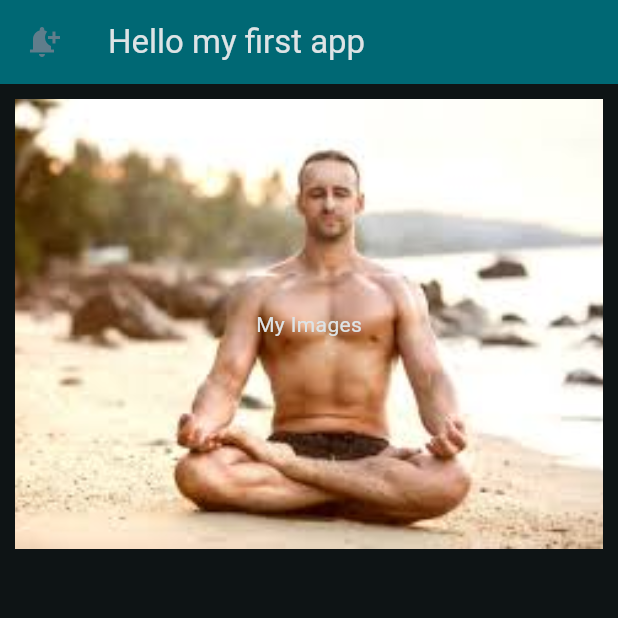
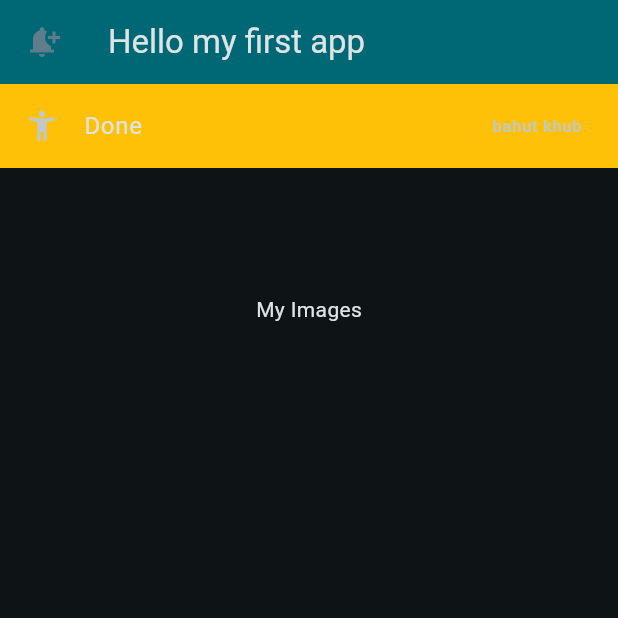
Before and after one commit to shishupaltech/flutter-learning-step-by-step, a Flutter app: the screen it shows after launch, on a phone screen of 412 x 824 dp, the top half of it. Run offline on Flutter 3.47's test engine with Material 3 defaults, Android fonts, the light colour scheme and no system bars.

Commit message:
Listtile is done with print

```diff
--- a/section2/lib/main.dart
+++ b/section2/lib/main.dart
@@ -33,18 +33,18 @@ class MyHomePage extends StatelessWidget {
         title: Text('Hello my first app'),
         leading: Icon(Icons.notification_add,color: Colors.blueGrey,),
       ),
-      body: Padding(
-        padding: EdgeInsets.all(10.0),
-        child: Stack(
-          children: [
-            Image.asset(
-              'assets/images/menyoga1.jpeg',
-              fit: BoxFit.cover,
-              height: 300,
-            ),
-            SizedBox(height: 300, child: Center(child: Text('My Images'))),
-          ],
-        ),
+      body: Stack(
+        children: [
+
+          SizedBox(height: 300, child: Center(child: Text('My Images'))),
+          ListTile(
+            leading: Icon(Icons.accessibility_new_rounded),
+            tileColor: Colors.amber,
+            title: Text('Done'),
+            trailing: Text('bahut khub'),
+            onTap: (){print('yes working');},
+          )
+        ],
       ),
     );
   }
```
